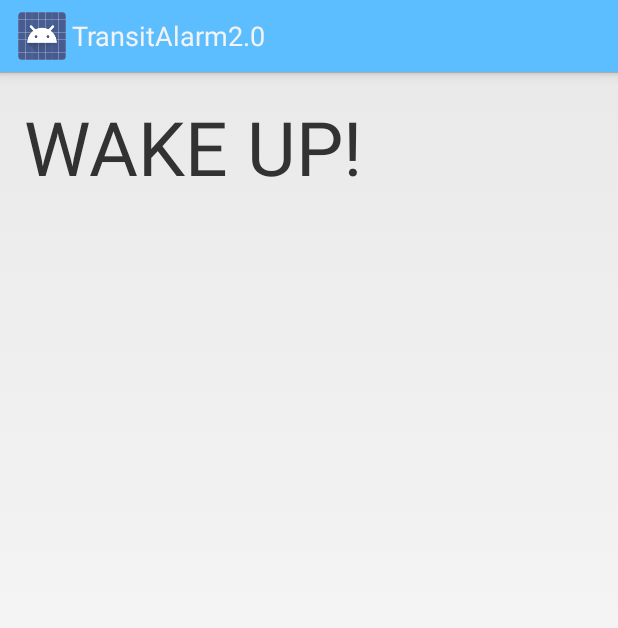
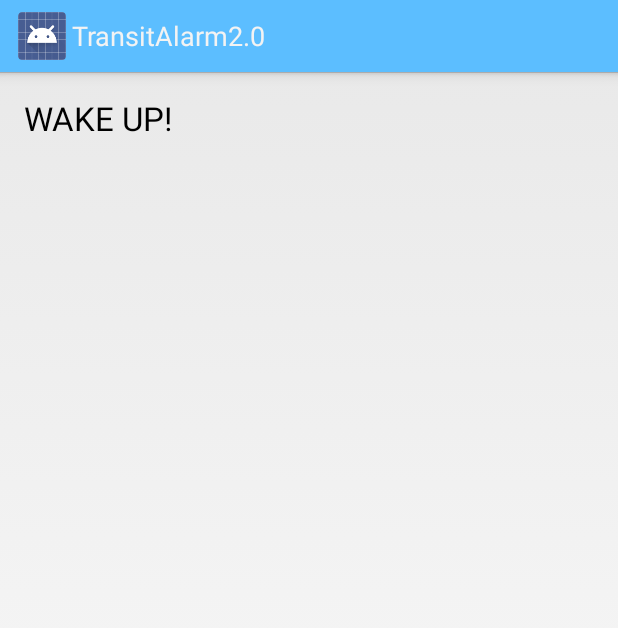
Before and after one commit to leonleonho/TransitAlarm2.0, an Android app: the layout activity_alarm_page.xml on its own in the app's theme, with its tools: preview values and no code run, on a phone screen of 412 x 824 dp. Shown: the top 628 px of the screen. Run offline under Robolectric (Android 15) with nearby library versions, the phone set to English and light mode, and no system bars.

Commit message:
GeoFencing now working!

```diff
--- a/app/src/main/AndroidManifest.xml
+++ b/app/src/main/AndroidManifest.xml
@@ -14,6 +14,8 @@
     -->
     <uses-permission android:name="android.permission.ACCESS_COARSE_LOCATION" />
     <uses-permission android:name="android.permission.ACCESS_FINE_LOCATION" />
+
+    <android:uses-permission android:name="android.permission.READ_PHONE_STATE" />
 
     <application
         android:allowBackup="true"
@@ -43,6 +45,7 @@
         </activity>
         <activity
             android:name=".AlarmPage"
+            android:theme="@style/Theme.AppCompat"
             android:label="@string/title_activity_alarm_page" >
         </activity>
     </application>
--- a/app/src/main/res/layout/activity_alarm_page.xml
+++ b/app/src/main/res/layout/activity_alarm_page.xml
@@ -5,14 +5,17 @@
     android:paddingTop="@dimen/activity_vertical_margin"
     android:paddingBottom="@dimen/activity_vertical_margin"
     tools:context="com.example.leon.transitalarm20.AlarmPage"
-    android:id="@+id/parent">
+    android:id="@+id/AlarmPage">
 
-    <TextView android:text="WAKE UP!" android:layout_width="fill_parent"
-        android:layout_height="fill_parent"
-        android:id="@+id/alarmText"
+    <TextView
+        android:layout_width="wrap_content"
+        android:layout_height="wrap_content"
+        android:textAppearance="?android:attr/textAppearanceLarge"
+        android:text="WAKE UP!"
+        android:id="@+id/textView"
+        android:layout_alignParentLeft="true"
+        android:layout_alignParentStart="true"
         android:layout_alignParentRight="true"
         android:layout_alignParentEnd="true"
-        android:textSize="50dp"
-        android:textIsSelectable="false" />
-
+        android:layout_alignParentTop="true" />
 </RelativeLayout>
--- a/app/src/main/res/layout/activity_maps.xml
+++ b/app/src/main/res/layout/activity_maps.xml
@@ -62,12 +62,12 @@
                 android:layout_width="0dp"
                 android:layout_weight="1"
                 android:padding="10dp"
-                android:text="GetLocation"
+                android:text="Set Alarm"
                 android:id="@+id/button4"
                 android:textColor="#eeeeff"
                 android:background="#ff5cbeff"
                 android:clickable="true"
-                android:onClick="returnLocation" />
+                android:onClick="setGeofence" />
         </LinearLayout>
 
     </RadioGroup>
```
Also changed, not shown: app/src/main/java/com/example/leon/transitalarm20/GeoFence.java (added, +48 -0 lines), app/src/main/java/com/example/leon/transitalarm20/MapsActivity.java (+8 -0 lines).
